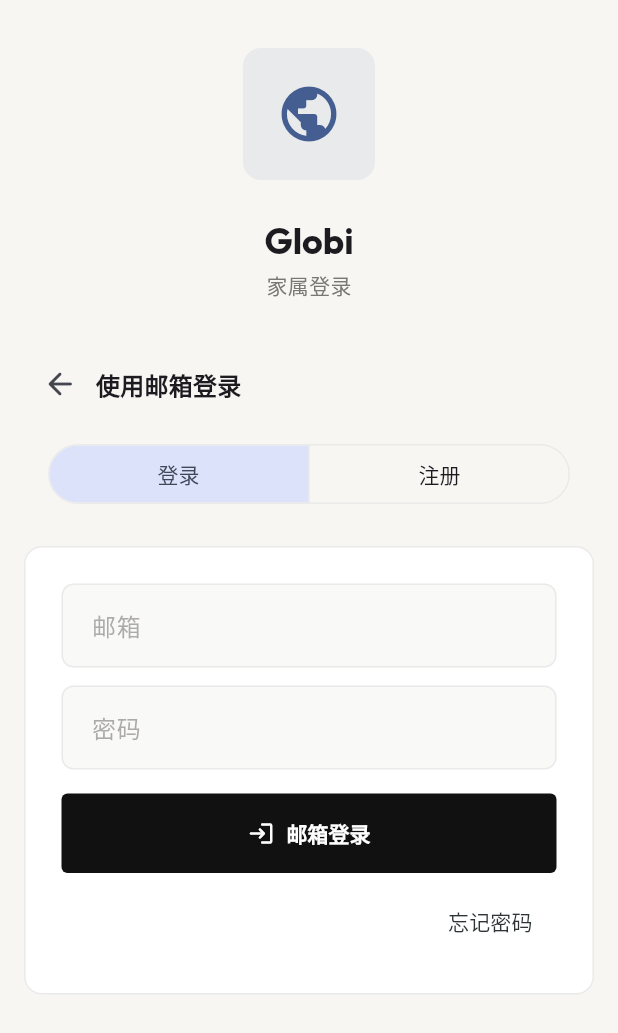
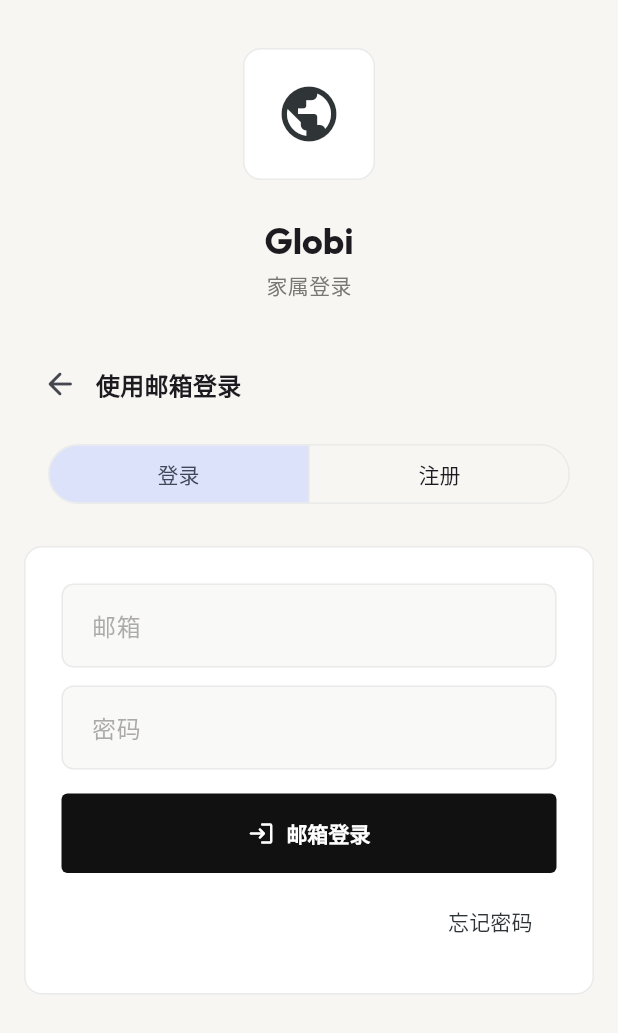
Before and after one commit to chius-me/globi-app, a Flutter app: the LoginScreen screen opened directly, after a tap on "使用邮箱登陆", on a phone screen of 412 x 824 dp. Shown: the top 1033 px of the screen. Run offline on Flutter 3.47's test engine with Material 3 defaults, Android fonts, the phone set to English and light mode, and no system bars; drawn by our look-alikes of dynamic_color; our stand-ins replace app_links, dio, flutter_map, flutter_secure_storage, flutter_svg, geolocator and 4 more; missing offline and left inert: record; accounts and stored records are empty; network calls fail.

Commit message:
chore(ui): apply blind/family minimalist redesign for v0.1.18
- Blind: add Semantics + HapticFeedback.mediumImpact to _BigButton
- Family: flat bento cards, warm monochrome, pastel status chips
- Tokens: add Spacing.minTapTarget=48
- Update login, home, location, mode selection screens
- Bump version to 0.1.18+18

```diff
--- a/lib/config/design_tokens.dart
+++ b/lib/config/design_tokens.dart
@@ -9,6 +9,9 @@
   static const double xl = 24;
   static const double xxl = 32;
   static const double xxxl = 48;
+
+  // Minimum recommended touch target size for accessibility (blind/low-vision)
+  static const double minTapTarget = 48;
 }
 
 class RadiusTokens {
--- a/lib/screens/login_screen.dart
+++ b/lib/screens/login_screen.dart
@@ -278,13 +278,17 @@
                         width: 88,
                         height: 88,
                         decoration: BoxDecoration(
-                          color: theme.colorScheme.primary.withValues(alpha: 0.08),
+                          color: MinimalColors.lightSurface,
                           borderRadius: BorderRadius.circular(RadiusTokens.card),
+                          border: Border.all(
+                            color: BorderTokens.light,
+                            width: BorderTokens.thin,
+                          ),
                         ),
                         child: Icon(
                           Icons.public_rounded,
                           size: 44,
-                          color: theme.colorScheme.primary,
+                          color: MinimalColors.textPrimary,
                         ),
                       ),
                     ),
@@ -402,10 +406,10 @@
         Container(
           padding: const EdgeInsets.all(Spacing.xl),
           decoration: BoxDecoration(
-            color: theme.colorScheme.surface,
+            color: MinimalColors.lightSurface,
             borderRadius: BorderRadius.circular(RadiusTokens.card),
             border: Border.all(
-              color: theme.colorScheme.outline,
+              color: BorderTokens.light,
               width: BorderTokens.thin,
             ),
           ),
@@ -455,7 +459,7 @@
     VoidCallback? onCancel,
   }) {
     final theme = Theme.of(context);
-    final resolvedBackground = backgroundColor ?? theme.colorScheme.surface;
+    final resolvedBackground = backgroundColor ?? MinimalColors.lightSurface;
     final resolvedForeground = foregroundColor ?? MinimalColors.textPrimary;
 
     return InkWell(
@@ -467,7 +471,7 @@
           color: resolvedBackground,
           borderRadius: BorderRadius.circular(RadiusTokens.soft),
           border: Border.all(
-            color: theme.colorScheme.outline,
+            color: BorderTokens.light,
             width: BorderTokens.thin,
           ),
         ),
@@ -477,8 +481,12 @@
               width: 40,
               height: 40,
               decoration: BoxDecoration(
-                color: resolvedForeground.withValues(alpha: 0.08),
+                color: MinimalColors.lightBg,
                 borderRadius: BorderRadius.circular(RadiusTokens.crisp),
+                border: Border.all(
+                  color: BorderTokens.light,
+                  width: BorderTokens.thin,
+                ),
               ),
               child: Center(
                 child: isLoading
--- a/pubspec.yaml
+++ b/pubspec.yaml
@@ -16,7 +16,7 @@
 # https://developer.apple.com/library/archive/documentation/General/Reference/InfoPlistKeyReference/Articles/CoreFoundationKeys.html
 # In Windows, build-name is used as the major, minor, and patch parts
 # of the product and file versions while build-number is used as the build suffix.
-version: 1.0.0+1
+version: 0.1.18+18
 
 environment:
   sdk: ^3.11.1
```
Also changed, not shown: lib/screens/blind_home_screen.dart (+16 -2 lines), lib/screens/family_blind_user_location_screen.dart (+16 -7 lines), lib/screens/home_screen.dart (+43 -5 lines), lib/screens/mode_selection_screen.dart (+4 -3 lines).
